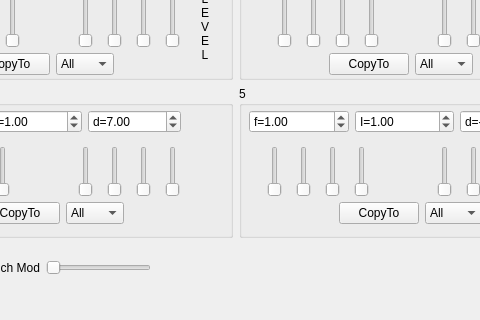
Before: the Qt Designer form FM/fm_dialog.ui in Warchild33/FormantSynth, drawn with Qt 5; both pictures show x 140 to 620 and y 193 to 513 of the 1215 by 513 pixel window.
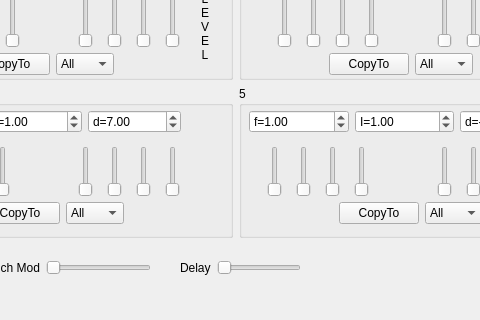
After: the same form once the commit is applied. Custom widgets are drawn as their Qt base class.

What changed in the file:
```diff
--- a/FM/fm_dialog.ui
+++ b/FM/fm_dialog.ui
@@ -1658,6 +1658,32 @@
     </item>
    </layout>
   </widget>
+  <widget class="QWidget" name="">
+   <property name="geometry">
+    <rect>
+     <x>320</x>
+     <y>450</y>
+     <width>121</width>
+     <height>22</height>
+    </rect>
+   </property>
+   <layout class="QHBoxLayout" name="horizontalLayout_26">
+    <item>
+     <widget class="QLabel" name="label_7">
+      <property name="text">
+       <string>Delay</string>
+      </property>
+     </widget>
+    </item>
+    <item>
+     <widget class="QSlider" name="delay">
+      <property name="orientation">
+       <enum>Qt::Horizontal</enum>
+      </property>
+     </widget>
+    </item>
+   </layout>
+  </widget>
  </widget>
  <customwidgets>
   <customwidget>
```
